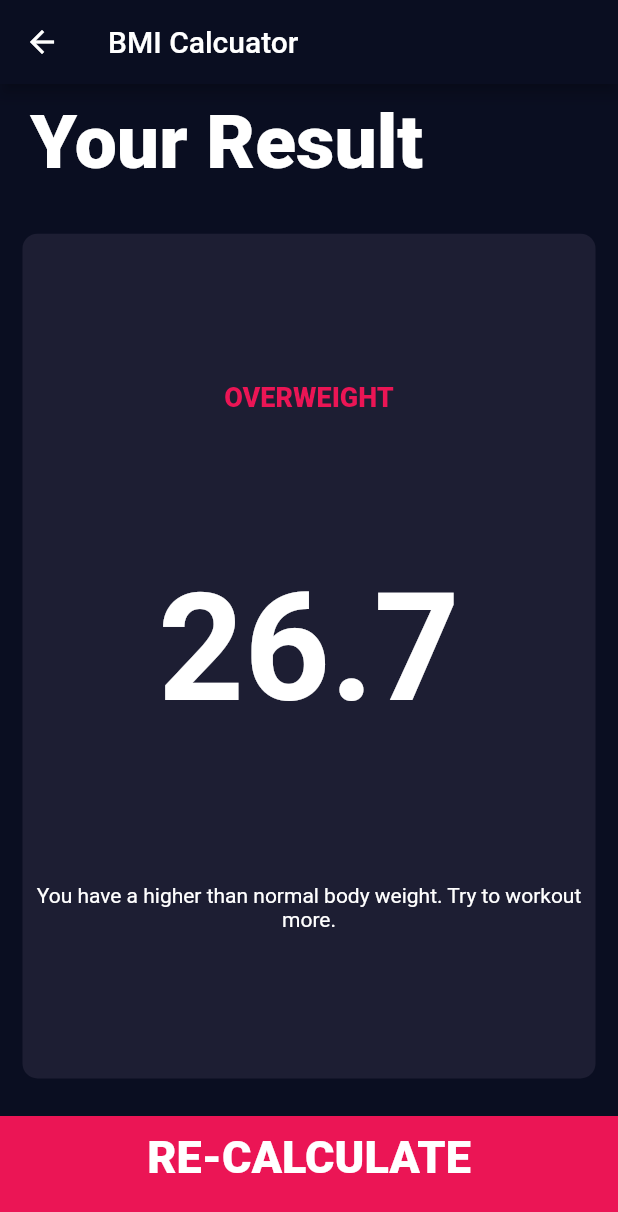
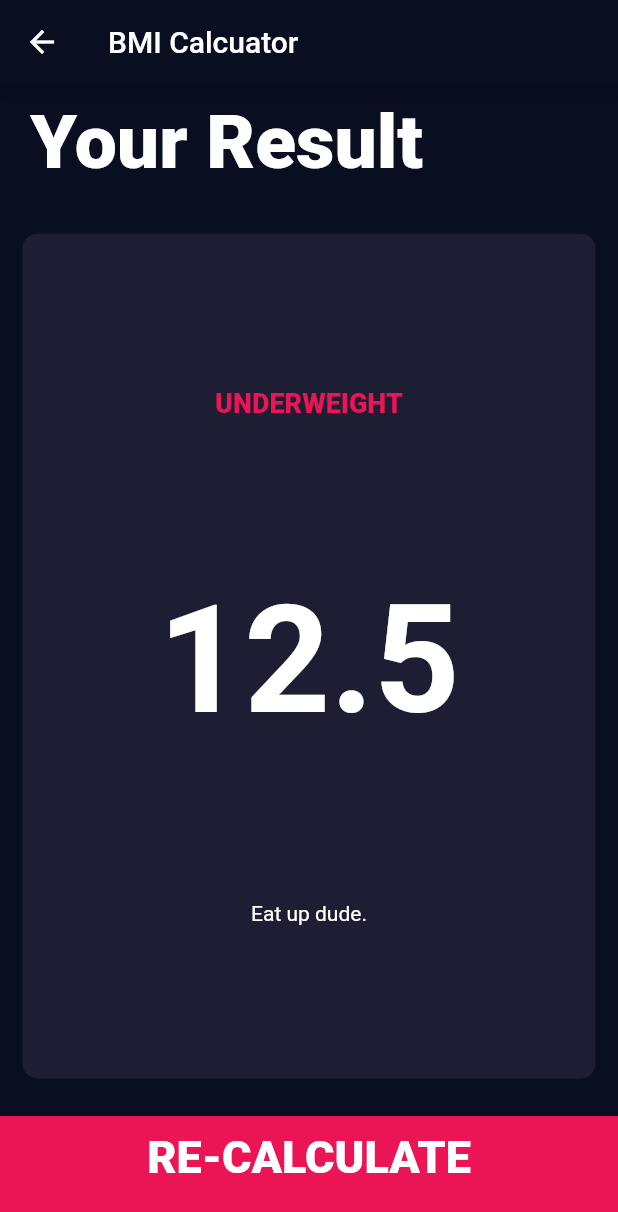
Before and after one commit to carltonwin8/bmi-calculator-flutter, a Flutter app: the screen it shows after launch, after a tap on "CALCULATE", on a phone screen of 412 x 824 dp. Shown: the top 1212 px of the screen. Run offline on Flutter 3.47's test engine with Material 2 defaults, Android fonts, the phone set to English and light mode, and no system bars; our stand-ins replace font_awesome_flutter.

Commit message:
add incorrect bmi calculator

```diff
--- /dev/null
+++ b/lib/calculator_brain.dart
@@ -0,0 +1,31 @@
+import 'dart:math';
+
+class CalculatorBrain {
+  CalculatorBrain({this.height, this.weight});
+  final int height;
+  final int weight;
+  double _bmi;
+
+  String calculateBMI() {
+    _bmi = weight / 2.2 / pow(height / 100, 3);
+    return _bmi.toStringAsFixed(1);
+  }
+
+  String getResults() {
+    if (_bmi >= 25)
+      return 'Overweight';
+    else if (_bmi > 18.5)
+      return 'Normal';
+    else
+      return 'Underweight';
+  }
+
+  String getInterpretation() {
+    if (_bmi >= 25)
+      return 'Lose some weight';
+    else if (_bmi > 18.5)
+      return 'Don\'t each too much.';
+    else
+      return 'Eat up dude.';
+  }
+}
--- a/lib/constants.dart
+++ b/lib/constants.dart
@@ -46,15 +46,3 @@ kSliderTheme(context) => SliderTheme.of(context).copyWith(
     overlayColor: kThumbOverlayColor,
     thumbShape: RoundSliderThumbShape(enabledThumbRadius: 15),
     overlayShape: RoundSliderOverlayShape(overlayRadius: 30));
-
-enum WEIGHT_CATEGORY { UNDERWEIGHT, NORMAL, OVERWEIGHT, OBSEASE }
-/*
-class _BmiStrings {
- _BmiStrings({this.})
-}
-const kBmiResultMap <WEIGHT_CATEGORY, _BmiString> = {
-  10:
-}
-
-}
- */
--- a/lib/screens/input_page.dart
+++ b/lib/screens/input_page.dart
@@ -1,3 +1,4 @@
+import 'package:bmi_calculator/calculator_brain.dart';
 import 'package:flutter/material.dart';
 import 'package:font_awesome_flutter/font_awesome_flutter.dart';
 
@@ -158,14 +159,15 @@ class _InputPageState extends State<InputPage> {
           BottomButton(
               text: 'CALCULATE',
               onTap: () {
+                CalculatorBrain cb =
+                    CalculatorBrain(height: height, weight: weight);
                 Navigator.push(
                   context,
                   MaterialPageRoute(
                     builder: (context) => ResultsPage(
-                      age: age,
-                      height: height,
-                      weight: weight,
-                      gender: gender,
+                      bmiResult: cb.calculateBMI(),
+                      resultText: cb.getResults(),
+                      interpretation: cb.getInterpretation(),
                     ),
                   ),
                 );
--- a/lib/screens/results_page.dart
+++ b/lib/screens/results_page.dart
@@ -5,12 +5,11 @@ import '../components/reusable_card.dart';
 import '../constants.dart';
 
 class ResultsPage extends StatelessWidget {
-  final int height;
-  final int weight;
-  final int age;
-  final Gender gender;
+  final String bmiResult;
+  final String resultText;
+  final String interpretation;
 
-  ResultsPage({this.gender, this.height, this.weight, this.age});
+  ResultsPage({this.bmiResult, this.resultText, this.interpretation});
 
   @override
   Widget build(BuildContext context) {
@@ -40,15 +39,15 @@ class ResultsPage extends StatelessWidget {
                 crossAxisAlignment: CrossAxisAlignment.center,
                 children: <Widget>[
                   Text(
-                    'OVERWEIGHT',
+                    resultText.toUpperCase(),
                     style: kWeight,
                   ),
                   Text(
-                    '26.7',
+                    bmiResult,
                     style: kVeryBigTextStyle,
                   ),
                   Text(
-                    'You have a higher than normal body weight. Try to workout more.',
+                    interpretation,
                     textAlign: TextAlign.center,
                   ),
                 ],
```
